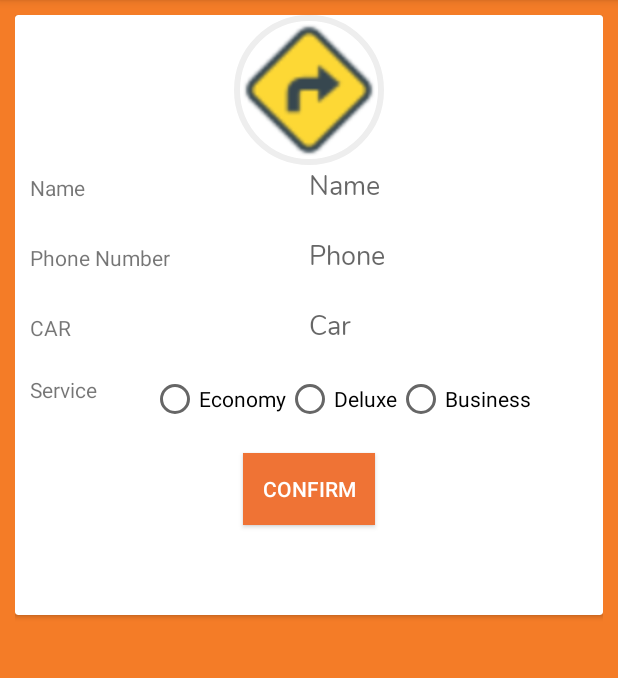
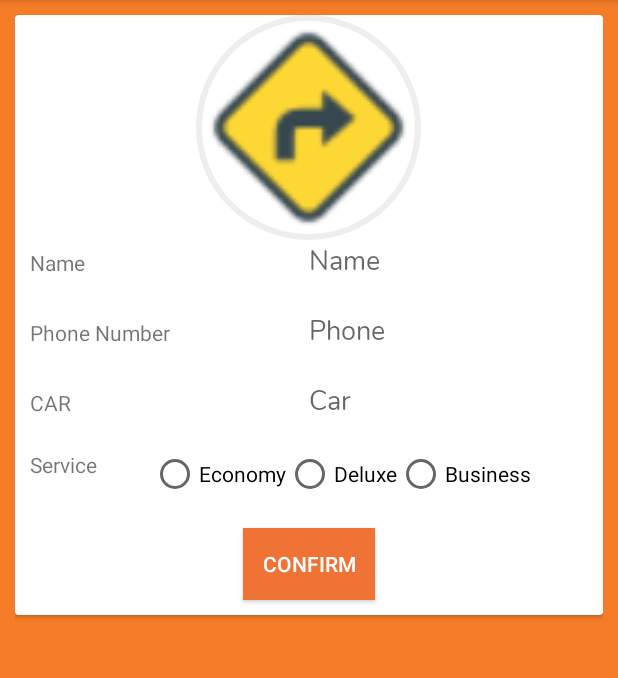
Before and after one commit to GOPINATHSWAMINATHAN/HlaCaptain, an Android app: the DriverSettingsActivity screen opened directly, with no data from a screen before it, on a phone screen of 412 x 824 dp, the part 84-762 px from its top. Run offline under Robolectric (Android 15) with nearby library versions, the phone set to English and light mode, and no system bars; our stand-ins replace Firebase (no records; nobody signed in at launch, a user with empty details on screens opened directly); libraries missing offline, so code that uses them is left out: com.mikhaellopez.circularimageview; plain views replace CircularImageView; pictures from the network do not load; 2 statements that could not run were skipped.

Commit message:
second commit

```diff
--- a/app/src/main/res/layout/activity_driver_settings.xml
+++ b/app/src/main/res/layout/activity_driver_settings.xml
@@ -19,8 +19,8 @@
 
             <com.mikhaellopez.circularimageview.CircularImageView
                 android:id="@+id/profileImage"
-                android:layout_width="100dp"
-                android:layout_height="100dp"
+                android:layout_width="150dp"
+                android:layout_height="150dp"
                 android:layout_gravity="center_horizontal"
                 android:src="@drawable/route"
                 app:civ_border_color="#EEEEEE"
```
Also changed, not shown: app/src/main/java/com/hlacab/hlacaptain/DriverMapActivity.java (+11 -2 lines).
